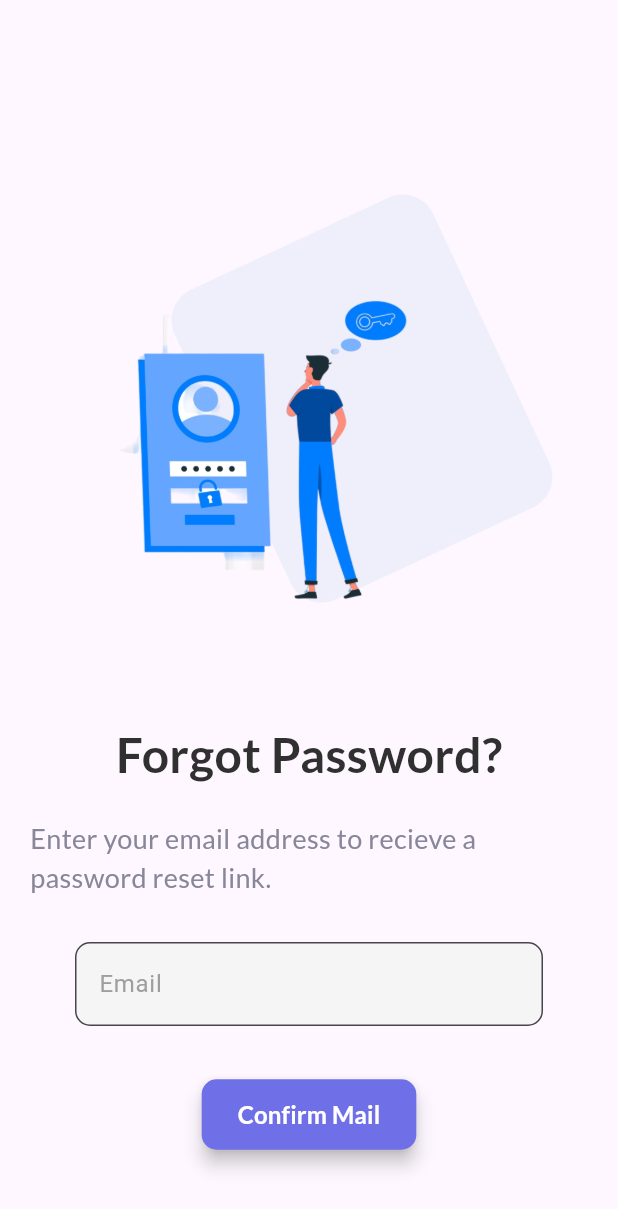
After one commit to AayushGhising/capstone-project-frontend, a Flutter app: the SignIn screen opened directly, after a tap on "Forgot Password?", on a phone screen of 412 x 824 dp. The commit adds this screen. Shown: the top 1209 px of the screen. Run offline on Flutter 3.47's test engine with Material 3 defaults, Android fonts, the phone set to English and light mode, and no system bars; our stand-ins replace animated_splash_screen, smooth_page_indicator.

Commit message:
made the rough page for forgot password

```diff
--- /dev/null
+++ b/capstone_project/lib/forgot_password.dart
@@ -0,0 +1,73 @@
+import 'package:flutter/material.dart';
+import 'package:capstone_project/components/my_textfield.dart';
+import 'package:capstone_project/components/my_button.dart';
+
+class ForgotPassword extends StatefulWidget {
+  const ForgotPassword({super.key});
+  @override
+  State<ForgotPassword> createState() {
+    return _ForgotPasswordState();
+  }
+}
+
+final emailController = TextEditingController();
+
+class _ForgotPasswordState extends State<ForgotPassword> {
+  @override
+  Widget build(BuildContext context) {
+    return Scaffold(
+      body: SingleChildScrollView(
+        child: Padding(
+          padding: const EdgeInsets.all(20.0),
+          child: Column(
+            mainAxisAlignment: MainAxisAlignment.center,
+            mainAxisSize: MainAxisSize.min,
+            crossAxisAlignment: CrossAxisAlignment.center,
+            children: [
+              const SizedBox(height: 90),
+              Center(
+                child: Image.asset(
+                  'assets/images/forgotPassword.png',
+                  height: 340,
+                  width: 340,
+                  fit: BoxFit.contain,
+                ),
+              ),
+              //Forgot Passowrd?
+              const SizedBox(height: 30),
+              const Text(
+                'Forgot Password?',
+                style: TextStyle(
+                  color: Color.fromARGB(255, 48, 48, 48),
+                  fontFamily: 'Lato',
+                  fontSize: 32,
+                  fontWeight: FontWeight.bold,
+                ),
+              ),
+              //Enter email
+              const SizedBox(height: 20),
+              const Text(
+                'Enter your email address to recieve a password reset link.',
+                style: TextStyle(
+                    fontFamily: 'Lato',
+                    fontSize: 18,
+                    color: Color.fromARGB(255, 135, 135, 153)),
+              ),
+              //Email text field
+              const SizedBox(height: 30),
+              MyTextfield(
+                  controller: emailController,
+                  hintText: 'Email',
+                  obscureText: false),
+              //Button
+              const SizedBox(height: 35),
+              IntrinsicWidth(
+                child: MyButton(onPressed: () {}, label: 'Confirm Mail'),
+              )
+            ],
+          ),
+        ),
+      ),
+    );
+  }
+}
--- a/capstone_project/lib/sign_in.dart
+++ b/capstone_project/lib/sign_in.dart
@@ -1,3 +1,4 @@
+import 'package:capstone_project/forgot_password.dart';
 import 'package:capstone_project/home_page.dart';
 import 'package:capstone_project/sign_up.dart';
 import 'package:flutter/material.dart';
@@ -81,17 +82,27 @@ class SignIn extends StatelessWidget {
                     ),
 
                     //forgot password
-                    const Padding(
-                      padding: EdgeInsets.all(25.0),
+                    Padding(
+                      padding: const EdgeInsets.all(25.0),
                       child: Row(
                         mainAxisAlignment: MainAxisAlignment.end,
                         children: [
-                          Text(
-                            'Forgot Password?',
-                            style: TextStyle(
-                              color: Colors.blue,
-                              fontFamily: 'Lato',
-                              fontSize: 16,
+                          GestureDetector(
+                            onTap: () {
+                              Navigator.push(
+                                context,
+                                MaterialPageRoute(
+                                    builder: (context) =>
+                                        const ForgotPassword()),
+                              );
+                            },
+                            child: const Text(
+                              'Forgot Password?',
+                              style: TextStyle(
+                                color: Colors.blue,
+                                fontFamily: 'Lato',
+                                fontSize: 16,
+                              ),
                             ),
                           ),
                         ],
--- a/capstone_project/pubspec.yaml
+++ b/capstone_project/pubspec.yaml
@@ -88,7 +88,8 @@ flutter:
     - assets/images/profile_nav.png
     - assets/images/camera_nav.png
     - assets/images/tick.png
-    - "assets/images/cross.png"
+    - assets/images/cross.png
+    - assets/images/forgotPassword.png
 
   # An image asset can refer to one or more resolution-specific "variants", see
   # https://flutter.dev/assets-and-images/#resolution-aware
```
Also changed, not shown: capstone_project/assets/images/forgotPassword.png (added).
